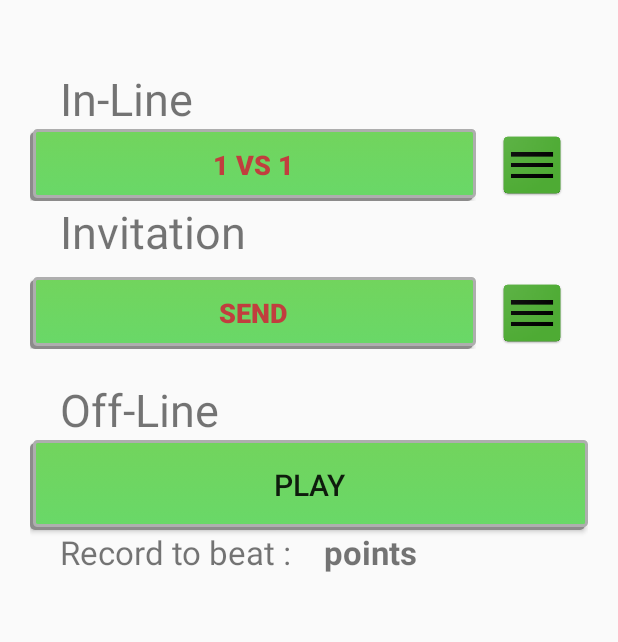
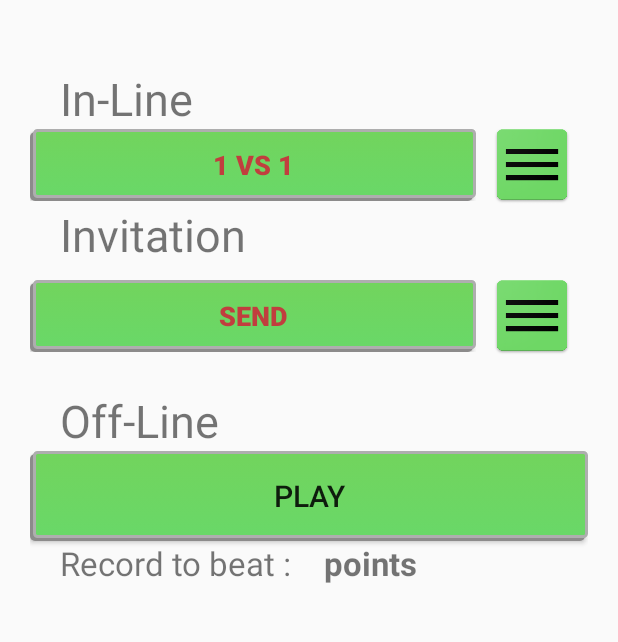
Before and after one commit to flodlc/android-quizz, an Android app: the OnlineSelectorActivity screen opened directly, with no data from a screen before it, on a phone screen of 412 x 824 dp, the part 113-755 px from its top. Run offline under Robolectric (Android 15) with nearby library versions, the phone set to English and light mode, and no system bars; network calls fail; 3 statements that could not run were skipped.

Commit message:
drawable list color

```diff
--- a/android-quizz/app/src/main/res/layout/online_selector.xml
+++ b/android-quizz/app/src/main/res/layout/online_selector.xml
@@ -16,7 +16,7 @@
 
     <LinearLayout
         android:layout_width="match_parent"
-        android:layout_height="wrap_content"
+        android:layout_height="50dp"
         android:orientation="horizontal">
 
         <RelativeLayout
@@ -52,9 +52,10 @@
         <ImageView
             android:id="@+id/diplayGames"
             android:layout_width="0dp"
-            android:layout_height="match_parent"
+            android:layout_height="59dp"
             android:layout_weight=".10"
             android:contentDescription="@string/seeGames"
+            android:layout_marginTop="-6dp"
             android:src="@drawable/list" />
     </LinearLayout>
 
@@ -92,9 +93,10 @@
         <ImageView
             android:id="@+id/diplayInvitations"
             android:layout_width="0dp"
-            android:layout_height="match_parent"
+            android:layout_height="59dp"
             android:layout_weight=".10"
             android:contentDescription="@string/seeInvitations"
+            android:layout_marginTop="-6dp"
             android:src="@drawable/list" />
     </LinearLayout>
 </LinearLayout>
```
Also changed, not shown: android-quizz/app/src/main/res/drawable/list.png.
